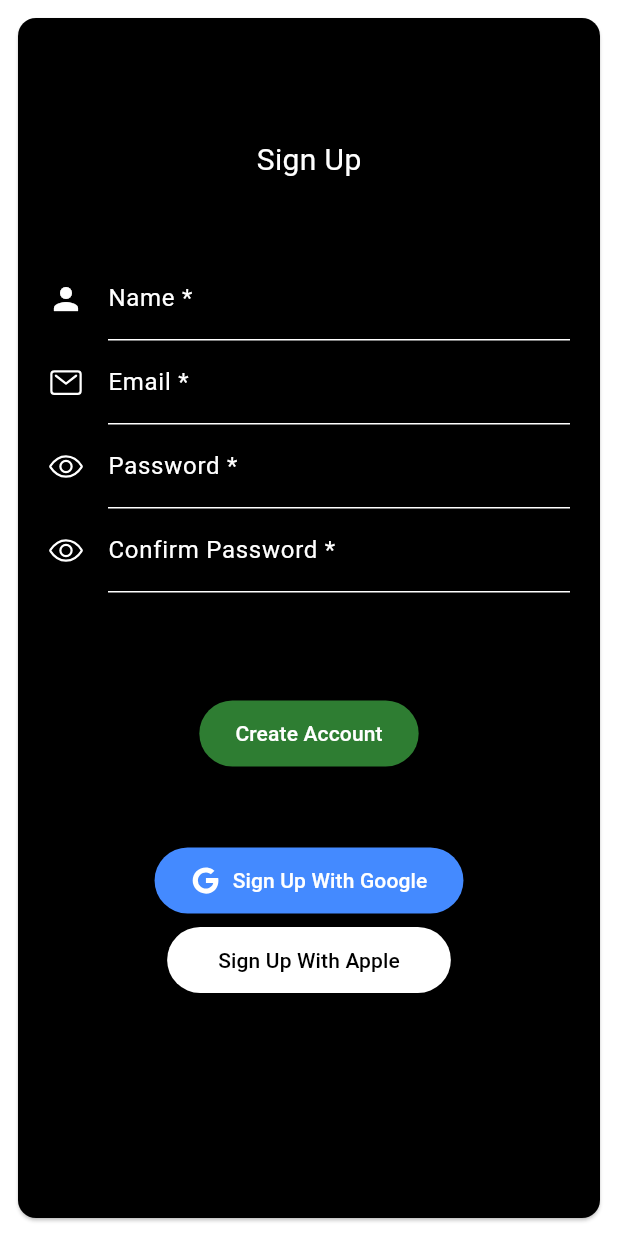
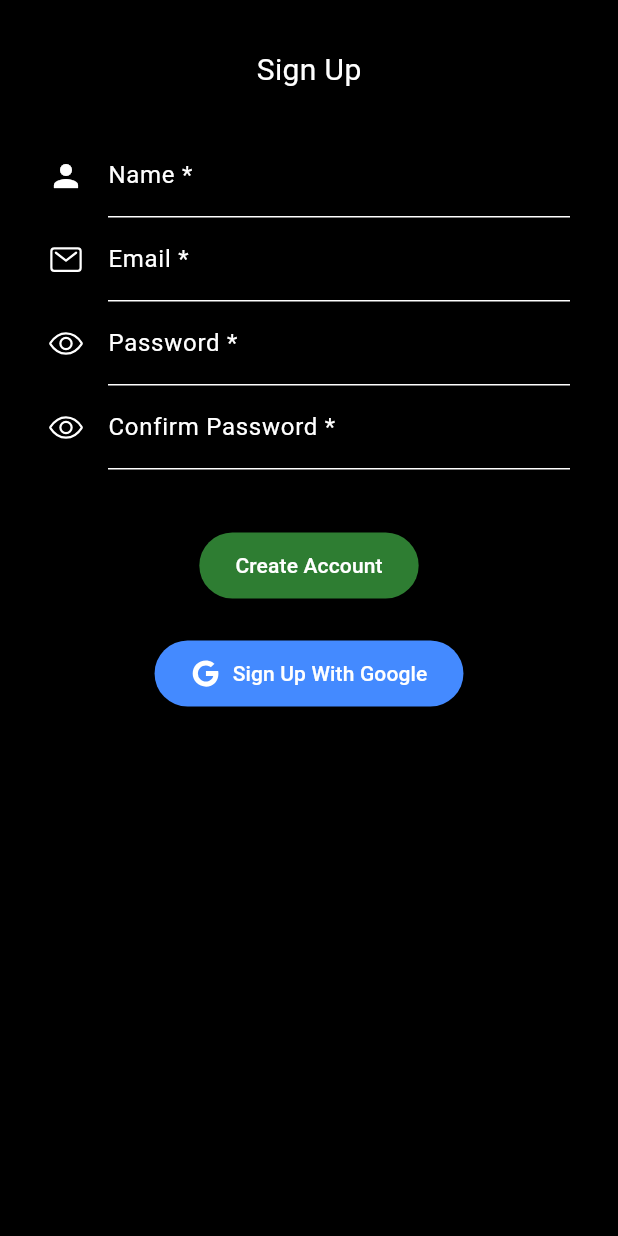
Before and after one commit to rhenry7/jukebox, a Flutter app: the screen it shows after launch, item 5 of the bottom bar chosen, after a tap on "Sign Up", on a phone screen of 412 x 824 dp. Run offline on Flutter 3.47's test engine with Material 3 defaults, Android fonts, the phone set to English and light mode, and no system bars; our stand-ins replace cached_network_image, cloud_firestore, firebase_auth, firebase_core, fl_chart, flutter_dotenv and 7 more; missing offline and left inert: spotify; accounts and stored records are empty.

Commit message:
onboarding clean up

```diff
--- a/lib/routing/MainNavigation.dart
+++ b/lib/routing/MainNavigation.dart
@@ -145,7 +145,7 @@
                       color: Colors.red,
                       shadows: [
                         Shadow(
-                          blurRadius: 15.0, // shadow blur
+                          blurRadius: 25.0, // shadow blur
                           color: Colors.red[600]!, // shadow color
                           offset: const Offset(2.0, 2.0), // shadow displacement
                         ),
@@ -230,7 +230,8 @@
                       label: '',
                     ),
                     NavigationDestination(
-                      selectedIcon: const Icon(Ionicons.person_circle, color: Colors.white),
+                      selectedIcon: const Icon(Ionicons.person_circle,
+                          color: Colors.white),
                       icon: Icon(Ionicons.person_circle_outline,
                           color: Colors.grey[500]!),
                       label: '',
--- a/lib/ui/screens/Profile/ProfileSignUpWidget.dart
+++ b/lib/ui/screens/Profile/ProfileSignUpWidget.dart
@@ -4,7 +4,6 @@
 import 'package:flutter_test_project/ui/screens/Profile/helpers/profileHelpers.dart';
 import 'package:gap/gap.dart';
 import 'package:ionicons/ionicons.dart';
-
 
 class ProfileSignUp extends StatefulWidget {
   const ProfileSignUp({super.key});
@@ -25,7 +24,8 @@
   final TextEditingController _userNameController = TextEditingController();
   final TextEditingController _emailController = TextEditingController();
   final TextEditingController _passwordController = TextEditingController();
-  final TextEditingController _confirmPasswordController = TextEditingController();
+  final TextEditingController _confirmPasswordController =
+      TextEditingController();
 
   @override
   void initState() {
@@ -111,22 +111,37 @@
 
   @override
   Widget build(BuildContext context) {
-    return Padding(
-      padding: const EdgeInsets.all(8.0),
-      child: Center(
+    final mediaQuery = MediaQuery.of(context);
+    final bottomKeyboardInset = mediaQuery.viewInsets.bottom;
+    final bottomSafeInset = mediaQuery.viewPadding.bottom;
+    final bottomPadding =
+        (bottomKeyboardInset > 0 ? bottomKeyboardInset : bottomSafeInset) +
+            20.0;
+
+    return Scaffold(
+      resizeToAvoidBottomInset: true,
+      body: SafeArea(
+        child: LayoutBuilder(
+          builder: (context, constraints) {
+            return SingleChildScrollView(
+              keyboardDismissBehavior: ScrollViewKeyboardDismissBehavior.onDrag,
+              padding: EdgeInsets.fromLTRB(8.0, 8.0, 8.0, bottomPadding),
+              child: ConstrainedBox(
+                constraints: BoxConstraints(minHeight: constraints.maxHeight),
+                child: Align(
+                  alignment: Alignment.topCenter,
                   child: Card(
                     child: Padding(
                       padding: const EdgeInsets.all(20.0),
-            child: Center(
                       child: Form(
                         key: _formKey,
                         autovalidateMode: _autovalidateMode,
                         child: Column(
+                          mainAxisSize: MainAxisSize.min,
                           children: [
-                    const Gap(30),
-                    const Gap(30),
-                    const Text('Sign Up', style: TextStyle(fontSize: 20)),
-                    const Gap(50),
+                            const Text('Sign Up',
+                                style: TextStyle(fontSize: 20)),
+                            const Gap(28),
                             TextFormField(
                               controller: _userNameController,
                               decoration: const InputDecoration(
@@ -223,7 +238,7 @@
                                 return null;
                               },
                             ),
-                    const Gap(70),
+                            const Gap(40),
                             ElevatedButton(
                               onPressed: () async {
                                 debugPrint(
@@ -245,7 +260,8 @@
                                 try {
                                   final userNameValue =
                                       _userNameController.text.trim();
-                          final emailValue = _emailController.text.trim();
+                                  final emailValue =
+                                      _emailController.text.trim();
                                   final passwordValue =
                                       _passwordController.text.trim();
 
@@ -253,7 +269,8 @@
                                       '✅ [SIGNUP] Validation passed, calling signUp...');
                                   await signUp(
                                       userNameValue, emailValue, passwordValue);
-                          debugPrint('✅ [SIGNUP] signUp call completed');
+                                  debugPrint(
+                                      '✅ [SIGNUP] signUp call completed');
 
                                   await Future.delayed(
                                       const Duration(milliseconds: 500));
@@ -261,18 +278,21 @@
                                   final currentUser =
                                       FirebaseAuth.instance.currentUser;
                                   if (currentUser != null) {
-                            final hasPrefs =
-                                await hasUserPreferences(currentUser.uid);
+                                    final hasPrefs = await hasUserPreferences(
+                                        currentUser.uid);
 
                                     if (hasPrefs) {
                                       if (mounted) {
-                                Navigator.of(context).pushAndRemoveUntil(
+                                        Navigator.of(context)
+                                            .pushAndRemoveUntil(
                                           MaterialPageRoute(
-                                      builder: (context) => const MainNav(
+                                              builder: (context) =>
+                                                  const MainNav(
                                                       title: 'JUKEBOXD')),
                                           (Route<dynamic> route) => false,
                                         );
-                                ScaffoldMessenger.of(context).showSnackBar(
+                                        ScaffoldMessenger.of(context)
+                                            .showSnackBar(
                                           const SnackBar(
                                             content: Text('Welcome!'),
                                             duration: Duration(seconds: 2),
@@ -281,14 +301,18 @@
                                       }
                                     } else {
                                       if (mounted) {
-                                Navigator.of(context).pushAndRemoveUntil(
+                                        Navigator.of(context)
+                                            .pushAndRemoveUntil(
                                           MaterialPageRoute(
-                                      builder: (context) => const MainNav(
+                                              builder: (context) =>
+                                                  const MainNav(
                                                       title: 'JUKEBOXD',
-                                          navigateToPreferences: true)),
+                                                      navigateToPreferences:
+                                                          true)),
                                           (Route<dynamic> route) => false,
                                         );
-                                ScaffoldMessenger.of(context).showSnackBar(
+                                        ScaffoldMessenger.of(context)
+                                            .showSnackBar(
                                           const SnackBar(
                                             content: Text(
                                                 'Welcome! Please set up your music preferences to get started.'),
@@ -299,7 +323,8 @@
                                     }
                                   } else {
                                     if (mounted) {
-                              ScaffoldMessenger.of(context).showSnackBar(
+                                      ScaffoldMessenger.of(context)
+                                          .showSnackBar(
                                         const SnackBar(
                                           content: Text(
                                               'Sign-up failed. Please try again.'),
@@ -338,15 +363,15 @@
                                 style: TextStyle(color: Colors.white),
                               ),
                             ),
-                    const Gap(50),
+                            const Gap(24),
                             _isGoogleLoading
                                 ? const SizedBox(
                                     width: 24,
                                     height: 24,
                                     child: CircularProgressIndicator(
                                       strokeWidth: 2,
-                              valueColor:
-                                  AlwaysStoppedAnimation<Color>(Colors.white),
+                                      valueColor: AlwaysStoppedAnimation<Color>(
+                                          Colors.white),
                                     ),
                                   )
                                 : ElevatedButton.icon(
@@ -359,30 +384,12 @@
                                     ),
                                     style: ElevatedButton.styleFrom(
                                       shape: RoundedRectangleBorder(
-                                borderRadius: BorderRadius.circular(30.0),
+                                        borderRadius:
+                                            BorderRadius.circular(30.0),
                                       ),
                                       padding: const EdgeInsets.symmetric(
                                           horizontal: 24, vertical: 12),
                                       backgroundColor: Colors.blueAccent,
-                            ),
-                          ),
-                    const Gap(5),
-                    ElevatedButton(
-                      onPressed: () {
-                        // Action when the button is pressed
-                        // send to firebase
-                      },
-                      style: ElevatedButton.styleFrom(
-                        shape: RoundedRectangleBorder(
-                          borderRadius: BorderRadius.circular(30.0),
-                        ),
-                        padding: const EdgeInsets.symmetric(
-                            horizontal: 34, vertical: 12),
-                        backgroundColor: Colors.white,
-                      ),
-                      child: const Text(
-                        'Sign Up With Apple',
-                        style: TextStyle(color: Colors.black),
                                     ),
                                   ),
                           ],
@@ -393,5 +400,9 @@
                 ),
               ),
             );
+          },
+        ),
+      ),
+    );
   }
 }
```
Lines whose indentation alone changed are shown as unchanged.
